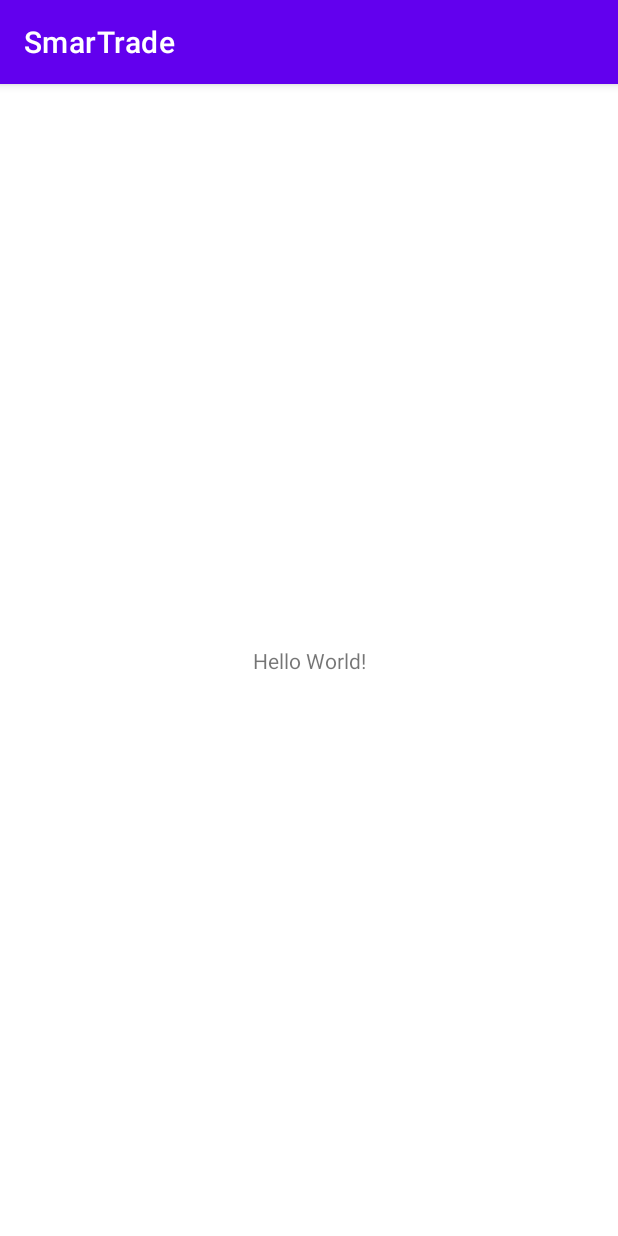
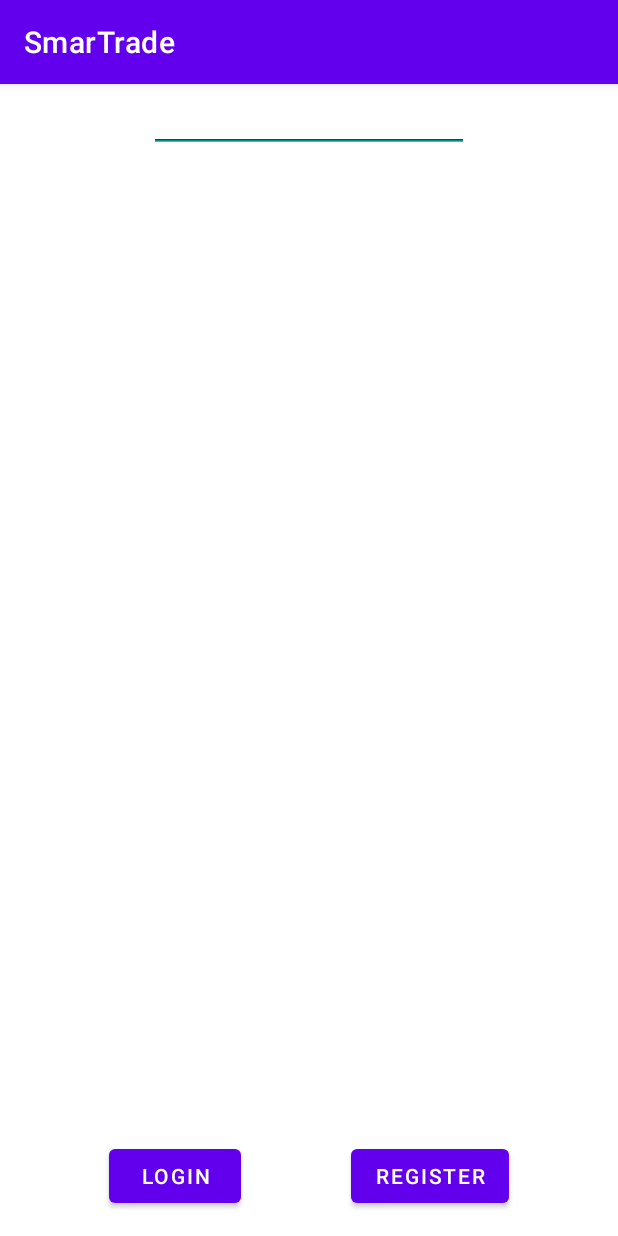
Before and after one commit to RobertScalfani/SmarTrade, an Android app: the screen it shows after launch (MainActivity before the commit, LoginActivity after it), on a phone screen of 412 x 824 dp. Run offline under Robolectric (Android 15) with nearby library versions, the phone set to English and light mode, and no system bars.

Commit message:
Set up login structure, testing structure for stock api

```diff
--- a/app/src/main/AndroidManifest.xml
+++ b/app/src/main/AndroidManifest.xml
@@ -11,6 +11,9 @@
         android:theme="@style/Theme.SmarTrade">
         <activity
             android:name=".MainActivity"
+            android:exported="true" />
+        <activity
+            android:name=".LoginActivity"
             android:exported="true">
             <intent-filter>
                 <action android:name="android.intent.action.MAIN" />
--- /dev/null
+++ b/app/src/main/java/com/example/smartrade/LoginActivity.java
@@ -0,0 +1,30 @@
+package com.example.smartrade;
+
+import androidx.appcompat.app.AppCompatActivity;
+
+import android.content.Intent;
+import android.os.Bundle;
+import android.widget.Button;
+
+public class LoginActivity extends AppCompatActivity {
+
+    @Override
+    protected void onCreate(Bundle savedInstanceState) {
+        super.onCreate(savedInstanceState);
+        setContentView(R.layout.activity_login);
+
+
+        Button loginBtn = findViewById(R.id.login_btn);
+        loginBtn.setOnClickListener(
+            v -> {
+                // Check that login is successful
+                // If successful, open the main activity
+                // if(successful)
+                Intent intent = new Intent(LoginActivity.this, MainActivity.class);
+                startActivity(intent);
+                // If unsuccessful, prompt the user to try again.
+            }
+        );
+    }
+
+}
--- /dev/null
+++ b/app/src/main/res/layout/activity_login.xml
@@ -0,0 +1,49 @@
+<?xml version="1.0" encoding="utf-8"?>
+<androidx.constraintlayout.widget.ConstraintLayout xmlns:android="http://schemas.android.com/apk/res/android"
+    xmlns:app="http://schemas.android.com/apk/res-auto"
+    xmlns:tools="http://schemas.android.com/tools"
+    android:layout_width="match_parent"
+    android:layout_height="match_parent"
+    tools:context=".LoginActivity">
+
+    <Button
+        android:id="@+id/login_btn"
+        android:layout_width="wrap_content"
+        android:layout_height="wrap_content"
+        android:layout_marginBottom="16dp"
+        android:text="Login"
+        app:layout_constraintBottom_toBottomOf="parent"
+        app:layout_constraintEnd_toStartOf="@+id/register_btn"
+        app:layout_constraintHorizontal_bias="0.337"
+        app:layout_constraintStart_toStartOf="parent" />
+
+    <EditText
+        android:id="@+id/editTextTextPassword"
+        android:layout_width="wrap_content"
+        android:layout_height="wrap_content"
+        android:ems="10"
+        android:inputType="textPassword"
+        app:layout_constraintEnd_toEndOf="parent"
+        app:layout_constraintStart_toStartOf="parent"
+        tools:layout_editor_absoluteY="267dp" />
+
+    <EditText
+        android:id="@+id/editTextTextEmailAddress"
+        android:layout_width="wrap_content"
+        android:layout_height="wrap_content"
+        android:ems="10"
+        android:inputType="textEmailAddress"
+        app:layout_constraintEnd_toEndOf="parent"
+        app:layout_constraintStart_toStartOf="parent"
+        tools:layout_editor_absoluteY="195dp" />
+
+    <Button
+        android:id="@+id/register_btn"
+        android:layout_width="wrap_content"
+        android:layout_height="wrap_content"
+        android:layout_marginBottom="16dp"
+        android:text="Register"
+        app:layout_constraintBottom_toBottomOf="parent"
+        app:layout_constraintEnd_toEndOf="parent"
+        app:layout_constraintStart_toEndOf="@id/login_btn" />
+</androidx.constraintlayout.widget.ConstraintLayout>
```
Also changed, not shown: app/src/main/java/com/example/smartrade/MainActivity.java (+27 -0 lines), app/src/main/res/layout/activity_main.xml (+22 -5 lines).
